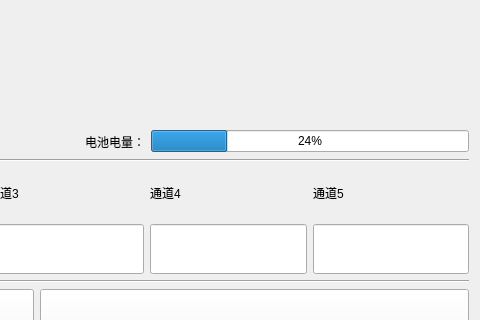
Old version of the form ui_show/showwin_measureresis.ui in the repository Dirck-YHP/Proj_sensor_detect; both pictures show x 406 to 886 and y 0 to 320 of the 886 by 570 pixel window.
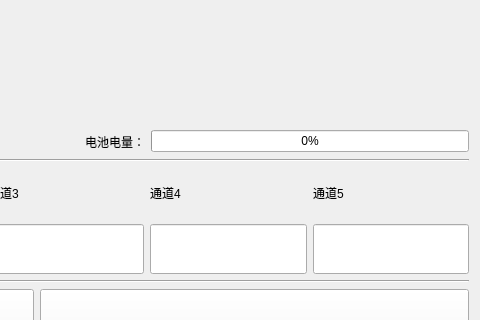
New version of the form.

```diff
--- a/ui_show/showwin_measureresis.ui
+++ b/ui_show/showwin_measureresis.ui
@@ -55,7 +55,7 @@
          <item>
           <widget class="QProgressBar" name="pBar_battery">
            <property name="value">
-            <number>24</number>
+            <number>0</number>
            </property>
           </widget>
          </item>
```
